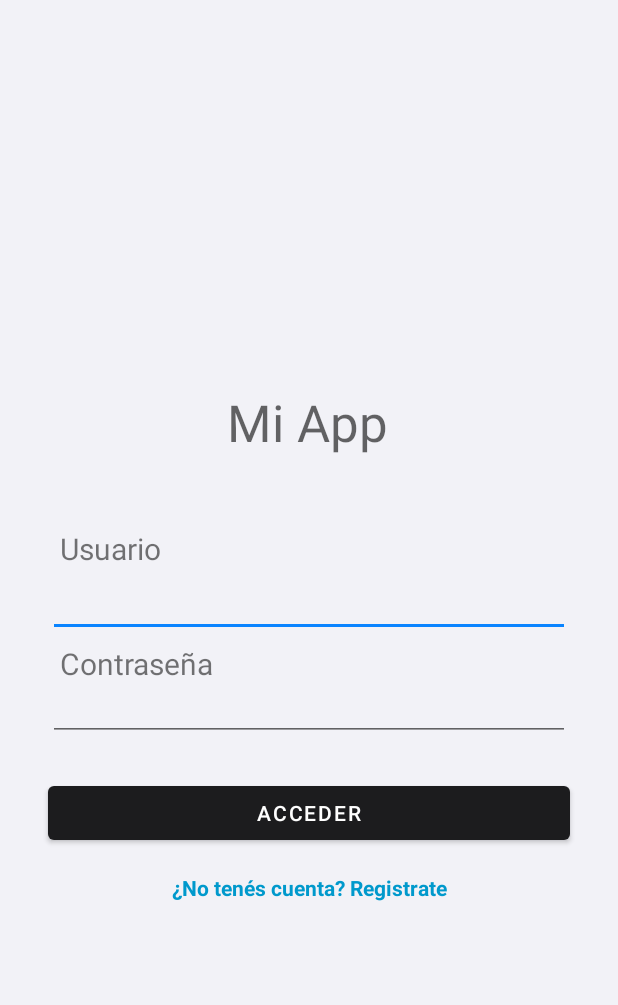
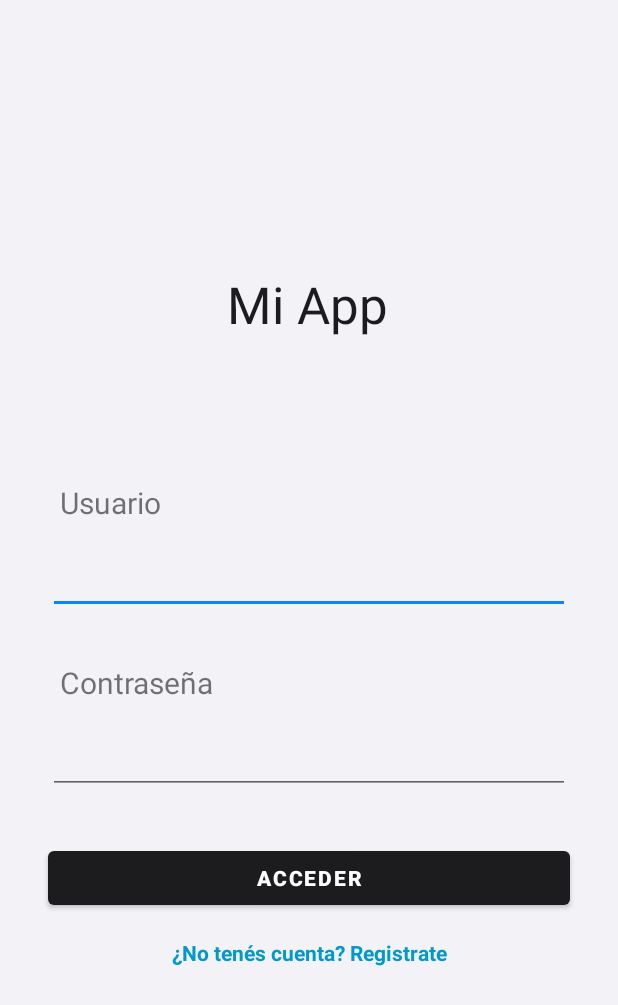
Before and after one commit to RodrigoCapreDev/Grupo5_AplicacionesMoviles, an Android app: the screen it shows after launch (MainActivity), on a phone screen of 412 x 824 dp. Shown: the top 1005 px of the screen. Run offline under Robolectric (Android 15) with nearby library versions, the phone set to English and light mode, and no system bars.

Commit message:
se cambian estilos

```diff
--- /dev/null
+++ b/TP1/app/src/main/res/drawable/bg_edittext_rounded.xml
@@ -0,0 +1,7 @@
+<?xml version="1.0" encoding="utf-8"?>
+
+<shape xmlns:android="http://schemas.android.com/apk/res/android">
+    <solid android:color="#FFFFFF"/>
+    <stroke android:width="1dp" android:color="#D1D1D6"/>
+    <corners android:radius="12dp"/>
+</shape>
--- a/TP1/app/src/main/res/layout/activity_bienvenida.xml
+++ b/TP1/app/src/main/res/layout/activity_bienvenida.xml
@@ -13,6 +13,7 @@
             android:id="@+id/tvBienvenida"
             android:layout_width="0dp"
             android:layout_height="wrap_content"
+            android:layout_marginTop="32dp"
             android:text="¡Bienvenido!"
             android:textSize="24sp"
             android:textStyle="bold"
--- a/TP1/app/src/main/res/layout/activity_main.xml
+++ b/TP1/app/src/main/res/layout/activity_main.xml
@@ -3,14 +3,17 @@
     xmlns:app="http://schemas.android.com/apk/res-auto"
     xmlns:tools="http://schemas.android.com/tools"
     android:layout_width="match_parent"
-    android:layout_height="match_parent">
+    android:layout_height="match_parent"
+    android:background="#F2F2F7"
+    android:textColor="#1C1C1E">
 
     <TextView
         android:id="@+id/tvTitle"
         android:layout_width="wrap_content"
         android:layout_height="wrap_content"
-        android:layout_marginBottom="24dp"
+        android:layout_marginBottom="80dp"
         android:text="Mi App"
+        android:textColor="#1C1C1E"
         android:textAppearance="@style/TextAppearance.AppCompat.Display1"
         app:layout_constraintBottom_toTopOf="@+id/tvUserLabel"
         app:layout_constraintEnd_toEndOf="parent"
@@ -19,42 +22,82 @@
         app:layout_constraintTop_toTopOf="parent"
         app:layout_constraintVertical_chainStyle="packed" />
 
+    <TextView
+        android:id="@+id/tvUserLabel"
+        android:layout_width="0dp"
+        android:layout_height="wrap_content"
+        android:layout_marginStart="40dp"
+        android:layout_marginEnd="40dp"
+        android:layout_marginTop="16dp"
+        android:layout_marginBottom="16dp"
+        android:text="Usuario"
+        android:textSize="20sp"
+        app:layout_constraintBottom_toTopOf="@+id/etUsuario"
+        app:layout_constraintEnd_toEndOf="parent"
+        app:layout_constraintHorizontal_bias="1.0"
+        app:layout_constraintStart_toStartOf="parent"
+        app:layout_constraintTop_toBottomOf="@+id/tvTitle" />
+
     <EditText
         android:id="@+id/etUsuario"
+
+        android:padding="10dp"
         android:layout_width="0dp"
         android:layout_height="wrap_content"
         android:layout_marginStart="32dp"
         android:layout_marginEnd="32dp"
-        android:layout_marginBottom="24dp"
+        android:layout_marginBottom="16dp"
         android:ems="10"
         android:inputType="text"
-        app:layout_constraintBottom_toTopOf="@+id/etPassword"
+        app:layout_constraintBottom_toTopOf="@+id/tvUserLabel2"
         app:layout_constraintEnd_toEndOf="parent"
         app:layout_constraintStart_toStartOf="parent"
         app:layout_constraintTop_toBottomOf="@+id/tvUserLabel" />
 
+    <TextView
+        android:id="@+id/tvUserLabel2"
+        android:layout_width="0dp"
+        android:layout_height="wrap_content"
+        android:layout_marginStart="40dp"
+        android:layout_marginTop="16dp"
+        android:layout_marginEnd="40dp"
+        android:layout_marginBottom="16dp"
+        android:text="Contraseña"
+        android:textSize="20sp"
+        app:layout_constraintBottom_toTopOf="@+id/etPassword"
+        app:layout_constraintEnd_toEndOf="parent"
+        app:layout_constraintHorizontal_bias="0.0"
+        app:layout_constraintStart_toStartOf="parent"
+        app:layout_constraintTop_toBottomOf="@+id/etUsuario"
+        app:layout_constraintVertical_bias="0.271" />
+
     <EditText
         android:id="@+id/etPassword"
+
+        android:padding="10dp"
         android:layout_width="0dp"
         android:layout_height="wrap_content"
         android:layout_marginStart="32dp"
         android:layout_marginEnd="32dp"
-        android:layout_marginBottom="24dp"
+        android:layout_marginBottom="16dp"
         android:ems="10"
         android:inputType="textPassword"
-        app:layout_constraintTop_toBottomOf="@+id/etUsuario"
+        app:layout_constraintTop_toBottomOf="@+id/tvUserLabel2"
         app:layout_constraintBottom_toTopOf="@+id/btnLogin"
         app:layout_constraintStart_toStartOf="parent"
-        app:layout_constraintEnd_toEndOf="parent"/>
+        app:layout_constraintEnd_toEndOf="parent" />
 
     <Button
         android:id="@+id/btnLogin"
+        android:textColor="#FFFFFF"
+        android:textStyle="bold"
         android:layout_width="0dp"
         android:layout_height="wrap_content"
         android:layout_marginStart="32dp"
         android:layout_marginEnd="32dp"
+        android:layout_marginTop="16dp"
         android:text="Acceder"
-        app:layout_constraintBottom_toBottomOf="parent"
+        app:layout_constraintBottom_toBottomOf="@+id/tvRegister"
         app:layout_constraintEnd_toEndOf="parent"
         app:layout_constraintStart_toStartOf="parent"
         app:layout_constraintTop_toBottomOf="@+id/etPassword" />
@@ -68,39 +111,10 @@
         android:textStyle="bold"
         android:layout_marginTop="16dp"
         app:layout_constraintTop_toBottomOf="@+id/btnLogin"
+        app:layout_constraintBottom_toBottomOf="parent"
         app:layout_constraintStart_toStartOf="parent"
         app:layout_constraintEnd_toEndOf="parent"
         />
 
-    <TextView
-        android:id="@+id/tvUserLabel"
-        android:layout_width="0dp"
-        android:layout_height="wrap_content"
-        android:layout_marginStart="40dp"
-        android:layout_marginTop="24dp"
-        android:layout_marginEnd="40dp"
-        android:text="Usuario"
-        android:textSize="20sp"
-        app:layout_constraintBottom_toTopOf="@+id/etUsuario"
-        app:layout_constraintEnd_toEndOf="parent"
-        app:layout_constraintStart_toStartOf="parent"
-        app:layout_constraintTop_toBottomOf="@+id/tvTitle" />
-
-    <TextView
-        android:id="@+id/tvUserLabel2"
-        android:layout_width="0dp"
-        android:layout_height="wrap_content"
-        android:layout_marginStart="40dp"
-        android:layout_marginTop="16dp"
-        android:layout_marginEnd="40dp"
-        android:layout_marginBottom="24dp"
-        android:text="Contraseña"
-        android:textSize="20sp"
-        app:layout_constraintBottom_toTopOf="@+id/etPassword"
-        app:layout_constraintEnd_toEndOf="parent"
-        app:layout_constraintHorizontal_bias="0.0"
-        app:layout_constraintStart_toStartOf="parent"
-        app:layout_constraintTop_toBottomOf="@+id/etUsuario"
-        app:layout_constraintVertical_bias="0.271" />
 
 </androidx.constraintlayout.widget.ConstraintLayout>
```
